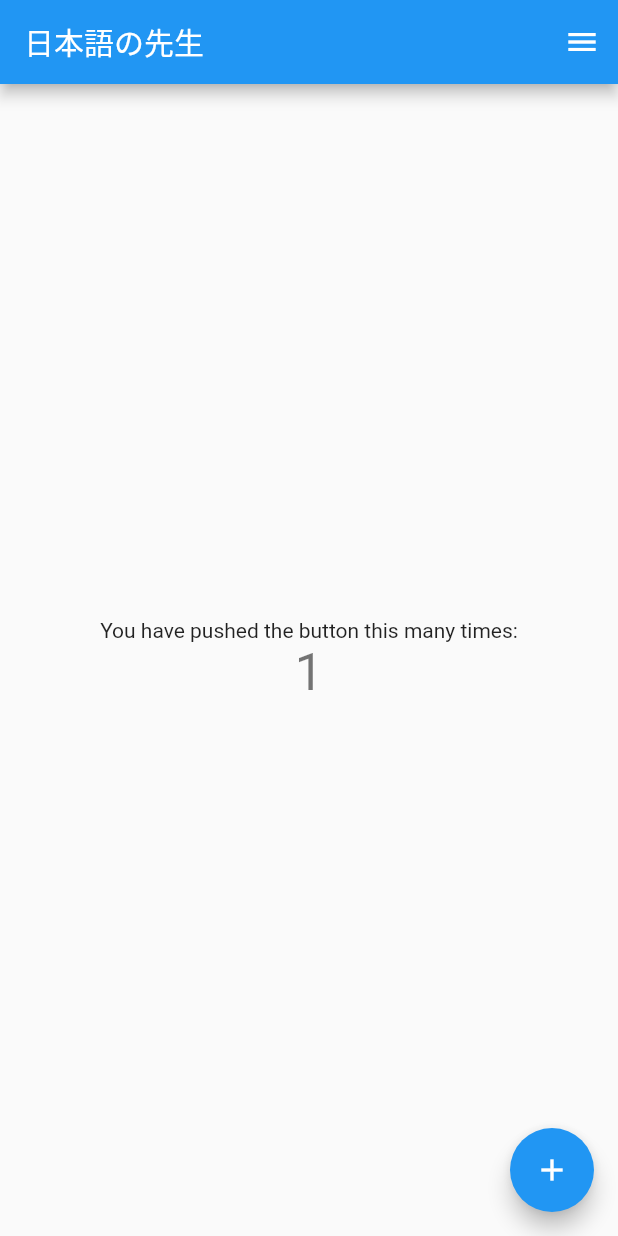
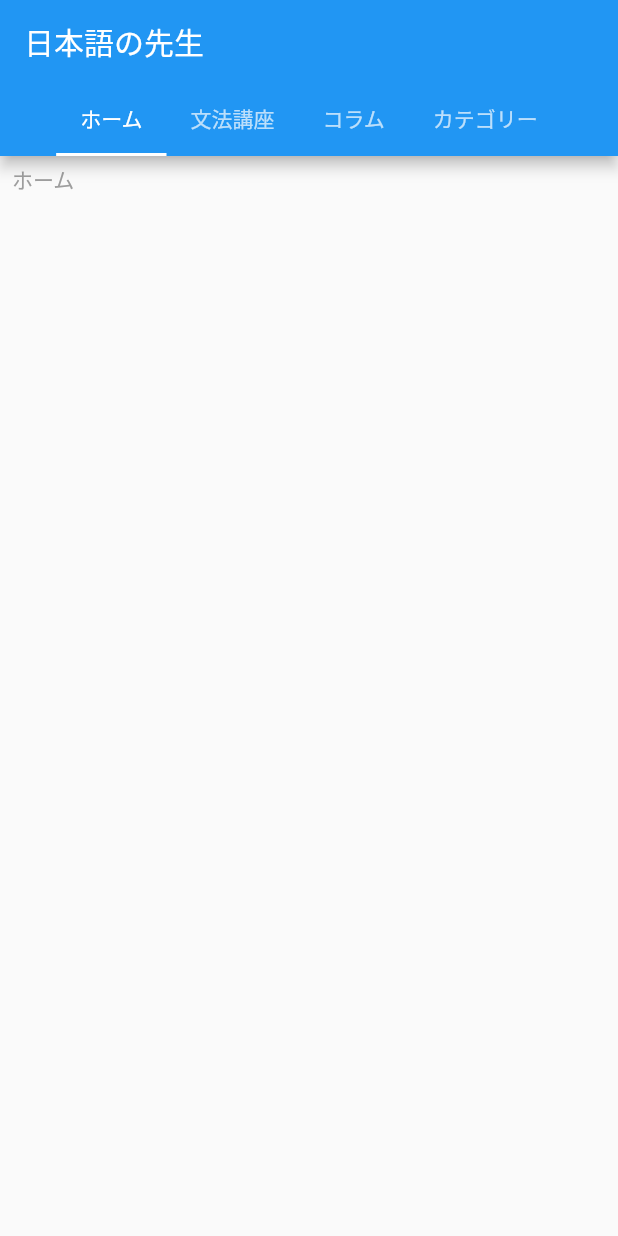
Before and after one commit to Aoi-hosizora/NNS_Android, a Flutter app: the screen it shows after launch, on a phone screen of 412 x 824 dp. Run offline on Flutter 3.47's test engine with Material 2 defaults, Android fonts, the phone set to English and light mode, and no system bars; our stand-ins replace fluttertoast.

Commit message:
Complete TabLayouts

```diff
--- /dev/null
+++ b/lib/Constants/Dimens.dart
@@ -0,0 +1,8 @@
+class Dimens {
+    Dimens._();
+
+    /// TabView `EdgeInsets.symmetricV: 5.0`
+    static const double TabPaddingH = 5.0;
+    /// TabView `EdgeInsets.symmetricH: 8.0`
+    static const double TabPaddingV = 8.0;
+}
--- a/lib/Constants/Strings.dart
+++ b/lib/Constants/Strings.dart
@@ -1,8 +1,13 @@
 class Strings {
-
     Strings._();
 
     static const String AppTitle = "Flutter Demo";
     static const String HomePageTitle = "日本語の先生";
 
+    static const String HomeTab = "ホーム";
+    static const String GammarTab = "文法講座";
+    static const String ColumnTab = "コラム";
+    static const String CategoryTab = "カテゴリー";
+
+    static const String Error = "エラー";
 }
--- /dev/null
+++ b/lib/Constants/Styles.dart
@@ -0,0 +1,11 @@
+import 'package:flutter/material.dart';
+
+class Styles {
+    Styles._();
+
+    /// Japanese Font Text Style: `Locale("ja", "JP")`
+    static const NormalTextStyle = const TextStyle(locale: Locale("ja", "JP"));
+
+    /// Grey Text Style: `Colors.grey`
+    static const GrayTextStyle = const TextStyle(locale: Locale("ja", "JP"), color: Colors.grey);
+}
--- a/lib/Pages/HomePage.dart
+++ b/lib/Pages/HomePage.dart
@@ -1,7 +1,13 @@
 import 'package:flutter/material.dart';
 
-import '../Utils/CommonUtil.dart';
 import '../Constants/Strings.dart';
+import '../Constants/Dimens.dart';
+import '../Constants/Styles.dart';
+
+import './Tabs/HomeTab.dart';
+import './Tabs/GammarTab.dart';
+import './Tabs/ColumnTab.dart';
+import './Tabs/CategoryTab.dart';
 
 class HomePage extends StatefulWidget {
 
@@ -12,42 +18,54 @@ class HomePage extends StatefulWidget {
 	@override
 	State<HomePage> createState() => new _HomePageState();
 }
-
 class _HomePageState extends State<HomePage> {
 
-    int _counter = 1;
+    /// Tab Strings(From Strings)
+    List<String> _tabs = <String>[
+        Strings.HomeTab, Strings.GammarTab, Strings.ColumnTab, Strings.CategoryTab
+    ];
 
-    void _incrementCounter() {
-        setState(() => _counter *= 2);
-        CommonUtil.showToast(_counter);
+    /// Get Tab Content Widget
+    ///
+    /// @param `tab` Tab title
+    Widget _getTab(String tab) {
+        switch (tab) {
+            case Strings.HomeTab:
+                return HomeTab();
+            case Strings.GammarTab:
+                return GammarTab();
+            case Strings.ColumnTab:
+                return ColumnTab();
+            case Strings.CategoryTab:
+                return CategoryTab();
+        }
+        return Center(
+            child: Text(Strings.Error)
+        );
     }
 
     @override
     Widget build(BuildContext context) {
-        return Scaffold(
-            appBar: AppBar(
-                title: Text(widget.title, style: TextStyle(locale: Locale("ja", "JP"))),
-                actions: <Widget>[
-                    IconButton(
-                        tooltip: "Test",
-                        icon: Icon(Icons.menu),
-                        onPressed: () => CommonUtil.showToast("Test"),
+        return DefaultTabController(
+            length: _tabs.length,
+            child: Scaffold(
+                appBar: AppBar(
+                    title: Text(Strings.HomePageTitle, style: Styles.NormalTextStyle),
+                    bottom: TabBar(
+                        isScrollable: true,
+                        tabs: _tabs.map((String tab) => Tab(text: tab)).toList(),
+                        labelStyle: Styles.NormalTextStyle
                     )
-                ],
-            ),
-            body: Center(
-                child: Column(
-                    mainAxisAlignment: MainAxisAlignment.center,
-                    children: <Widget>[
-                        Text('You have pushed the button this many times:'),
-                        Text('$_counter', style: Theme.of(context).textTheme.display1)
-                    ]
-                )
-            ),
-            floatingActionButton: FloatingActionButton(
-                onPressed: _incrementCounter,
-                tooltip: 'Increment',
-                child: Icon(Icons.add)
+                ),
+                body: TabBarView(children: _tabs.map((String tab) {
+                    return Padding(
+                        padding: EdgeInsets.symmetric(
+                            horizontal: Dimens.TabPaddingV,
+                            vertical: Dimens.TabPaddingH
+                        ),
+                        child: _getTab(tab)
+                    );
+                }).toList())
             )
         );
     }
--- /dev/null
+++ b/lib/Pages/Tabs/HomeTab.dart
@@ -0,0 +1,18 @@
+import 'package:flutter/material.dart';
+
+import '../../Constants/Strings.dart';
+import '../../Constants/Styles.dart';
+
+class HomeTab extends StatefulWidget {
+    HomeTab({Key key}) : super(key: key);
+
+    @override
+    State<HomeTab> createState() => new _HomeTabState();
+}
+
+class _HomeTabState extends State<HomeTab> {
+    @override
+    Widget build(BuildContext context) {
+        return Text(Strings.HomeTab, style: Styles.GrayTextStyle);
+    }
+}
--- a/lib/Utils/CommonUtil.dart
+++ b/lib/Utils/CommonUtil.dart
@@ -7,8 +7,8 @@ class CommonUtil {
 
     /// 显示底部 Toast
     ///
-    /// @param `msg` any
-    static void showToast(msg) {
+    /// @param `msg` dynamic
+    static void showToast(dynamic msg) {
         Fluttertoast.showToast(
             msg: msg.toString(),
             toastLength: Toast.LENGTH_SHORT,
--- a/lib/main.dart
+++ b/lib/main.dart
@@ -6,6 +6,7 @@ import 'Constants/Strings.dart';
 void main() => runApp(new App());
 
 class App extends StatelessWidget {
+
     @override
     Widget build(BuildContext context) {
         return MaterialApp(
```
Also changed, not shown: lib/Pages/Tabs/CategoryTab.dart (added, +18 -0 lines), lib/Pages/Tabs/ColumnTab.dart (added, +18 -0 lines), lib/Pages/Tabs/GammarTab.dart (added, +18 -0 lines).
